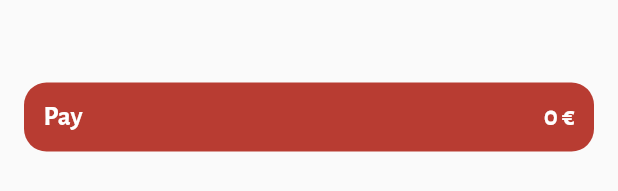
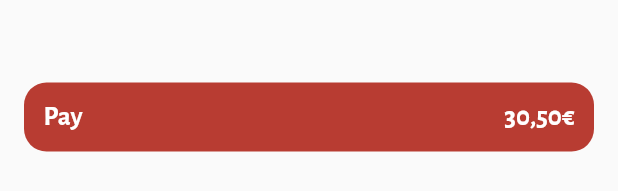
Before and after one commit to elsa-bit/Saucey, a Flutter app: the Cart widget shown alone on an empty page, opened directly, on a phone screen of 412 x 824 dp. Shown: the part 735-926 px from the top of the screen. Run offline on Flutter 3.47's test engine with Material 2 defaults, Android fonts, the phone set to English and light mode, and no system bars; our stand-ins replace floor, sqflite; accounts and stored records are empty; generated files the repository leaves out were written again; network calls fail.

Commit message:
Payment cart DONE

```diff
--- a/lib/cart/data/cart_cocktail_dao.dart
+++ b/lib/cart/data/cart_cocktail_dao.dart
@@ -12,6 +12,9 @@ abstract class CocktailCartDao {
   @update
   Future<void> updateCocktail(CartCocktail cartCocktail);
 
+  @Query('DELETE FROM CartCocktail')
+  Future<CartCocktail?> deleteCocktail();
+
   @delete
   Future<void> deleteCartCocktail(CartCocktail cartCocktail);
 }
--- a/lib/cart/views/cart_view.dart
+++ b/lib/cart/views/cart_view.dart
@@ -2,6 +2,7 @@ import 'package:flutter/material.dart';
 import 'package:saucey/cart/data/cocktail_cart_repository.dart';
 import 'package:saucey/cart/items/item_cart_element.dart';
 import 'package:saucey/cart/model/cart_cocktail_model.dart';
+import 'package:saucey/cart/view_model/cart_view_model.dart';
 
 import '../../utils/MyColors.dart';
 
@@ -161,31 +162,63 @@ class _CartState extends State<Cart> {
                 child: Row(
                   mainAxisAlignment: MainAxisAlignment.spaceBetween,
                   children: [
+                    TextButton(
+                      onPressed: () {
+                        var successToAdd = CartViewModel.isDeleteCart();
+                        successToAdd.then((success) => {
+                              if (success)
+                                {
+                                  setState(() {
+                                    futureListCardCocktail =
+                                        CocktailCartRepository
+                                            .getAllCocktailsIntoDatabase();
+                                  }),
+                                  ScaffoldMessenger.of(context).showSnackBar(
+                                    const SnackBar(
+                                      content: Text("Accepted Paiement"),
+                                    ),
+                                  ),
+                                }
+                              else
+                                {
+                                  ScaffoldMessenger.of(context).showSnackBar(
+                                    const SnackBar(
+                                      content: Text("Refused Paiement"),
+                                    ),
+                                  ),
+                                }
+                            });
+                      },
+                      style: TextButton.styleFrom(
+                        padding: EdgeInsets.zero,
+                        minimumSize: Size.zero,
+                      ),
+                      child: Container(
+                        width: 354,
+                        child: Row(
+                          mainAxisAlignment: MainAxisAlignment.spaceBetween,
+                          children: [
                             Text(
-                      'Pay',
+                              "Pay",
+                              textAlign: TextAlign.center,
+                              style: TextStyle(
+                                  fontSize: 18,
+                                  fontWeight: FontWeight.bold,
+                                  fontFamily: 'AlegreyaSans',
+                                  color: Colors.white),
+                            ),
+                            Text(
+                              '30,50€',
                               style: TextStyle(
                                   fontWeight: FontWeight.bold,
                                   fontFamily: 'AlegreyaSans',
                                   fontSize: 18,
                                   color: Colors.white),
+                            )
+                          ],
                         ),
-                    FutureBuilder<List<CartCocktail>>(
-                      future: futureListCardCocktail,
-                      builder: (context, snapshot) {
-                        if (snapshot.hasError) {
-                          print('Error : ${snapshot.error}');
-                          return const Text("An error occurs, try later.");
-                        } else if (snapshot.hasData) {
-                          return _getTotalPrice(snapshot);
-                        }
-                        return Container(
-                          width: 50,
-                          height: 50,
-                          alignment: Alignment.center,
-                          child: const CircularProgressIndicator(),
-                        );
-                      },
-                    )
+                      ),
+                    ),
                   ],
                 ),
               ),
```
Also changed, not shown: lib/cart/data/cocktail_cart_repository.dart (+8 -0 lines), lib/cart/view_model/cart_view_model.dart (+14 -0 lines), lib/cart/data/config_database.g.dart. Lines whose indentation alone changed are shown as unchanged.
